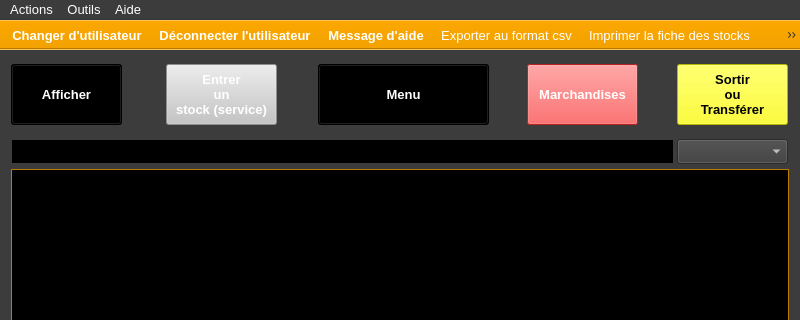
Above: ui/yeroth-erp-stocks-window.ui from xnoumbissinoundou/yeroth-erp-3.0 before the change; both pictures show x 0 to 800 and y 0 to 320 of the 800 by 600 pixel window. Below: the same form after it.
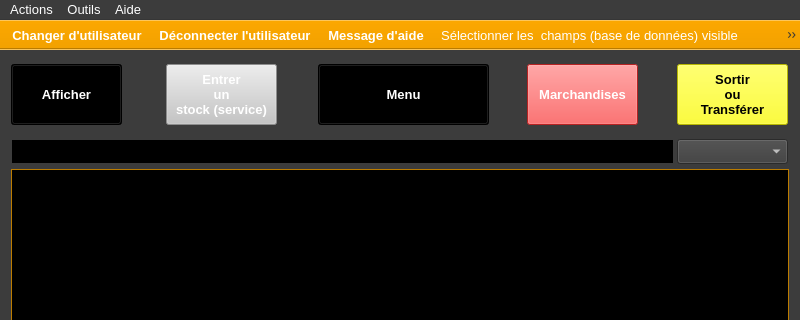
That is the form after the change. Icons and pictures are not drawn. Custom widgets are drawn as their Qt base class.

The edit to the form file:
```diff
--- a/ui/yeroth-erp-stocks-window.ui
+++ b/ui/yeroth-erp-stocks-window.ui
@@ -12319,6 +12319,8 @@
    <addaction name="actionChanger_utilisateur"/>
    <addaction name="actionDeconnecter_utilisateur"/>
    <addaction name="actionAppeler_aide"/>
+   <addaction name="actionChampsDBVisible"/>
+   <addaction name="actionReinitialiserChampsDBVisible"/>
    <addaction name="actionExporter_au_format_csv"/>
    <addaction name="actionAfficherPDF"/>
    <addaction name="actionAlertes"/>
```
Left out of the diff: 10 changed lines with no effect on the pictures.
